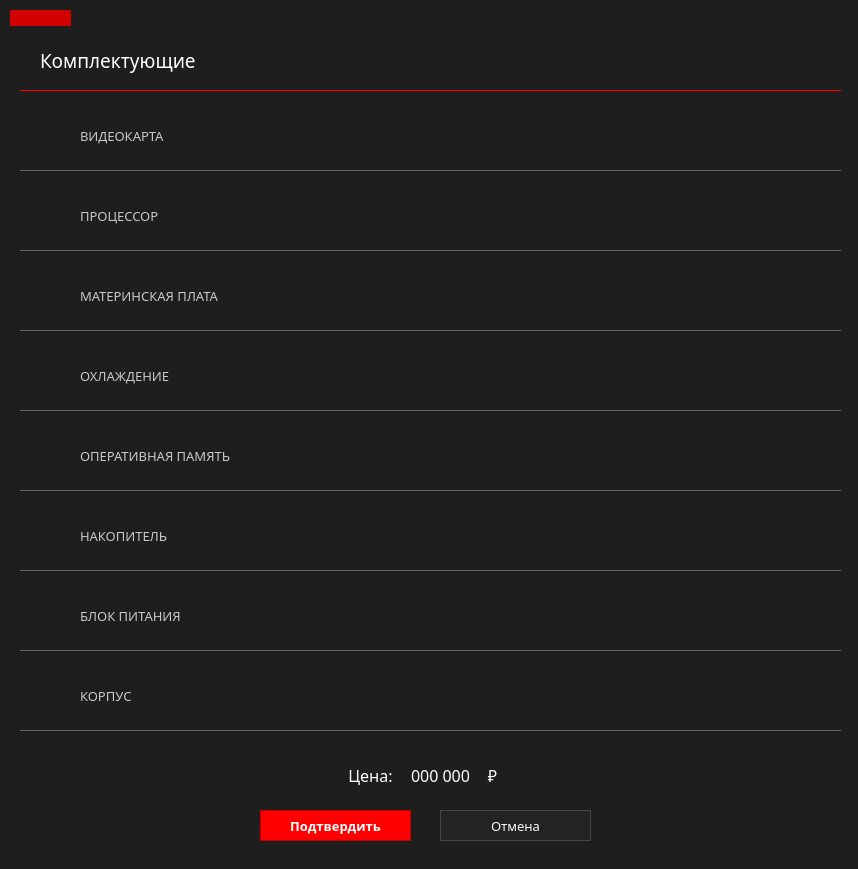
marginalprog/git_pcconf, file ui/acceptOrderWidg.ui: the form before one commit.
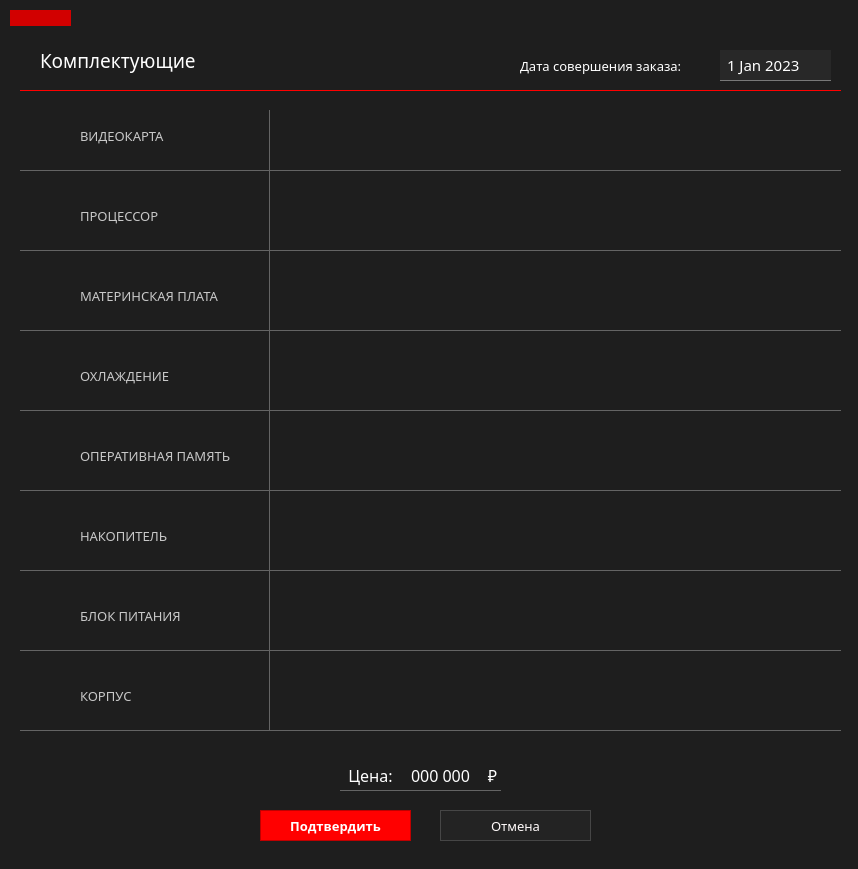
The form after the commit. Icons and pictures are not drawn.

Commit message: ++! Реализован предпросмотр заказа с конфигурцией по нажатии на кнопку "Оформить заказ", а также его создание и отправка в БД (Создан триггер, обновляющий данные складов всех типов комплектующих). Теперь выбранные комплектующие передаются в окно предпросмотра;   > При неполной сборке при попытке оформить заказ появится уведомление с ошибкой.   > При попытке оформить заказ с отстутсвующими на складе комплектующими появится уведомление с ошибкой. + Откорректирован дизайн окна заказа (увеличена яркость и размер шрифтов, добавлены сепарирующие линии).

```diff
--- a/ui/acceptOrderWidg.ui
+++ b/ui/acceptOrderWidg.ui
@@ -1003,6 +1003,417 @@
     <set>Qt::AlignCenter</set>
    </property>
   </widget>
+  <widget class="Line" name="line_10">
+   <property name="geometry">
+    <rect>
+     <x>250</x>
+     <y>110</y>
+     <width>20</width>
+     <height>61</height>
+    </rect>
+   </property>
+   <property name="styleSheet">
+    <string notr="true">border:0px;
+border-right: 1px solid rgb(100,100,100);
+border-bottom: 1px solid rgb(100,100,100);</string>
+   </property>
+   <property name="orientation">
+    <enum>Qt::Horizontal</enum>
+   </property>
+  </widget>
+  <widget class="Line" name="line_11">
+   <property name="geometry">
+    <rect>
+     <x>250</x>
+     <y>170</y>
+     <width>20</width>
+     <height>81</height>
+    </rect>
+   </property>
+   <property name="styleSheet">
+    <string notr="true">border:0px;
+border-right: 1px solid rgb(100,100,100);
+border-bottom: 1px solid rgb(100,100,100);
+border-top: 1px solid rgb(100,100,100);</string>
+   </property>
+   <property name="orientation">
+    <enum>Qt::Horizontal</enum>
+   </property>
+  </widget>
+  <widget class="Line" name="line_12">
+   <property name="geometry">
+    <rect>
+     <x>250</x>
+     <y>250</y>
+     <width>20</width>
+     <height>81</height>
+    </rect>
+   </property>
+   <property name="styleSheet">
+    <string notr="true">border:0px;
+border-right: 1px solid rgb(100,100,100);
+border-bottom: 1px solid rgb(100,100,100);
+border-top: 1px solid rgb(100,100,100);</string>
+   </property>
+   <property name="orientation">
+    <enum>Qt::Horizontal</enum>
+   </property>
+  </widget>
+  <widget class="Line" name="line_13">
+   <property name="geometry">
+    <rect>
+     <x>250</x>
+     <y>330</y>
+     <width>20</width>
+     <height>81</height>
+    </rect>
+   </property>
+   <property name="styleSheet">
+    <string notr="true">border:0px;
+border-right: 1px solid rgb(100,100,100);
+border-bottom: 1px solid rgb(100,100,100);
+border-top: 1px solid rgb(100,100,100);</string>
+   </property>
+   <property name="orientation">
+    <enum>Qt::Horizontal</enum>
+   </property>
+  </widget>
+  <widget class="Line" name="line_14">
+   <property name="geometry">
+    <rect>
+     <x>250</x>
+     <y>410</y>
+     <width>20</width>
+     <height>81</height>
+    </rect>
+   </property>
+   <property name="styleSheet">
+    <string notr="true">border:0px;
+border-right: 1px solid rgb(100,100,100);
+border-bottom: 1px solid rgb(100,100,100);
+border-top: 1px solid rgb(100,100,100);</string>
+   </property>
+   <property name="orientation">
+    <enum>Qt::Horizontal</enum>
+   </property>
+  </widget>
+  <widget class="Line" name="line_15">
+   <property name="geometry">
+    <rect>
+     <x>250</x>
+     <y>490</y>
+     <width>20</width>
+     <height>81</height>
+    </rect>
+   </property>
+   <property name="styleSheet">
+    <string notr="true">border:0px;
+border-right: 1px solid rgb(100,100,100);
+border-bottom: 1px solid rgb(100,100,100);
+border-top: 1px solid rgb(100,100,100);</string>
+   </property>
+   <property name="orientation">
+    <enum>Qt::Horizontal</enum>
+   </property>
+  </widget>
+  <widget class="Line" name="line_16">
+   <property name="geometry">
+    <rect>
+     <x>250</x>
+     <y>570</y>
+     <width>20</width>
+     <height>81</height>
+    </rect>
+   </property>
+   <property name="styleSheet">
+    <string notr="true">border:0px;
+border-right: 1px solid rgb(100,100,100);
+border-bottom: 1px solid rgb(100,100,100);
+border-top: 1px solid rgb(100,100,100);</string>
+   </property>
+   <property name="orientation">
+    <enum>Qt::Horizontal</enum>
+   </property>
+  </widget>
+  <widget class="Line" name="line_17">
+   <property name="geometry">
+    <rect>
+     <x>250</x>
+     <y>650</y>
+     <width>20</width>
+     <height>81</height>
+    </rect>
+   </property>
+   <property name="styleSheet">
+    <string notr="true">border:0px;
+border-right: 1px solid rgb(100,100,100);
+border-bottom: 1px solid rgb(100,100,100);
+border-top: 1px solid rgb(100,100,100);</string>
+   </property>
+   <property name="orientation">
+    <enum>Qt::Horizontal</enum>
+   </property>
+  </widget>
+  <widget class="QLabel" name="lbDate">
+   <property name="geometry">
+    <rect>
+     <x>520</x>
+     <y>50</y>
+     <width>181</width>
+     <height>31</height>
+    </rect>
+   </property>
+   <property name="font">
+    <font>
+     <family>Montserrat SemiBold</family>
+     <pointsize>10</pointsize>
+    </font>
+   </property>
+   <property name="styleSheet">
+    <string notr="true">border:0px;</string>
+   </property>
+   <property name="text">
+    <string>Дата совершения заказа:</string>
+   </property>
+  </widget>
+  <widget class="QDateEdit" name="dateEdit">
+   <property name="geometry">
+    <rect>
+     <x>720</x>
+     <y>50</y>
+     <width>111</width>
+     <height>31</height>
+    </rect>
+   </property>
+   <property name="font">
+    <font>
+     <family>Montserrat Medium</family>
+     <pointsize>11</pointsize>
+    </font>
+   </property>
+   <property name="styleSheet">
+    <string notr="true">QDateEdit{
+	background-color: rgb(40,40,40);
+	border: 1px;
+	border-bottom: 1px solid rgb(120,120,120);
+	padding-left: 5px;
+}
+QDateEdit:hover{
+	background-color: rgb(55,55,55);
+	border-bottom: 1px solid red;
+}
+QDateEdit::drop-down{
+	border: 0px;
+}
+
+QDateEdit::down-arrow {
+	border-image: url(&quot;E:/pcconf/images/down-arrow-gray.png&quot;);
+	width: 17px;
+	height: 17px;
+	margin-right: 5px;
+}
+
+QDateEdit::down-arrow:on {
+	border-image: url(&quot;E:/pcconf/images/up-arrow-gray.png&quot;);
+	width: 17px;
+	height: 17px;
+	margin-right: 5px;
+	border: 2px solid rgb(100,0,0)
+}
+
+QDateEdit:on{
+	border: 2px solid rgb(100,0,0);
+}
+
+QDateEdit::up-arrow {
+	border-image: url(&quot;E:/pcconf/images/up-arrow-gray.png&quot;);
+	width: 17px;
+	height: 17px;
+	margin-right: 5px;
+}
+
+QCalendarWidget QWidget#qt_calendar_navigationbar { background-color: rgb(40,40,40); }
+QCalendarWidget QToolButton {
+    background: transparent;
+	border: none;
+	width: 70px;
+	height: 25px;
+	color: rgb(220,220,220);
+	font-size: 14px;
+	icon-size: 30px, 30px;
+}
+
+QToolButton#qt_calendar_prevmonth {
+    background: rgb(45,45,45);
+    border: none;
+    width: 30px;
+	height: 25px;
+    qproperty-icon:  url(&quot;E:/pcconf/images/left-arrow.png&quot;);
+	icon-size: 20px, 20px;
+	border-bottom: 1px solid red;
+}
+QToolButton#qt_calendar_nextmonth {
+    background: rgb(35,35,35);
+    border: none;
+    width: 30px;
+	height: 25px;
+    qproperty-icon:  url(&quot;E:/pcconf/images/right-arrow.png&quot;);
+	icon-size: 20px, 20px;
+	border-bottom: 1px solid red;
+}
+
+QCalendarWidget QMenu {
+	width: 100px;
+	left: 10px;
+	color: white;
+	font-size: 14px;
+	background-color: rgb(80, 80, 80);
+	selection-color: rgb(220,0,0);
+}
+
+QCalendarWidget QSpinBox { 
+	width: 45px; 
+	font-size:14px; 
+	color: white; 
+    background: transparent;
+	selection-background-color: rgb(105, 0, 0);
+	selection-color: rgb(255, 255, 255);
+}
+QCalendarWidget QSpinBox::up-button { subcontrol-origin: border;  subcontrol-position: top right;  width:15px; height: 15px; border:1px solid rgb(30,30,30); }
+QCalendarWidget QSpinBox::down-button { subcontrol-origin: border; subcontrol-position: bottom right;  width:15px;  height: 15px; border:1px solid rgb(30,30,30);}
+QCalendarWidget QSpinBox::up-arrow { border-image: url(&quot;E:/pcconf/images/up-arrow.png&quot;); }
+QCalendarWidget QSpinBox::down-arrow { border-image: url(&quot;E:/pcconf/images/down-arrow.png&quot;);}
+ 
+/* header row */
+QCalendarWidget QWidget { alternate-background-color: rgb(50, 50, 50);  border-bottom: 1px solid red; }
+ 
+/* normal days */
+QCalendarWidget QAbstractItemView:enabled 
+{
+	font-size:12px;  
+	color: rgb(180, 180, 180);  
+	background-color: rgb(15, 15, 15);  
+	selection-background-color: rgb(64, 64, 64); 
+	selection-color: rgb(0, 255, 0); 
+	selection-border-color: red;
+	height: 30px;
+}
+ 
+/* days in other months */
+QCalendarWidget QAbstractItemView:disabled { color: rgb(80, 80, 80); }</string>
+   </property>
+   <property name="showGroupSeparator" stdset="0">
+    <bool>true</bool>
+   </property>
+   <property name="dateTime">
+    <datetime>
+     <hour>0</hour>
+     <minute>0</minute>
+     <second>0</second>
+     <year>2023</year>
+     <month>1</month>
+     <day>1</day>
+    </datetime>
+   </property>
+   <property name="minimumDateTime">
+    <datetime>
+     <hour>0</hour>
+     <minute>0</minute>
+     <second>0</second>
+     <year>2023</year>
+     <month>1</month>
+     <day>1</day>
+    </datetime>
+   </property>
+   <property name="maximumDate">
+    <date>
+     <year>2030</year>
+     <month>12</month>
+     <day>31</day>
+    </date>
+   </property>
+   <property name="calendarPopup">
+    <bool>true</bool>
+   </property>
+   <property name="timeSpec">
+    <enum>Qt::LocalTime</enum>
+   </property>
+   <property name="date">
+    <date>
+     <year>2023</year>
+     <month>1</month>
+     <day>1</day>
+    </date>
+   </property>
+  </widget>
+  <widget class="Line" name="line_18">
+   <property name="geometry">
+    <rect>
+     <x>340</x>
+     <y>790</y>
+     <width>161</width>
+     <height>20</height>
+    </rect>
+   </property>
+   <property name="styleSheet">
+    <string notr="true">border:0px;
+border-top: 1px solid rgb(100,100,100);</string>
+   </property>
+   <property name="orientation">
+    <enum>Qt::Horizontal</enum>
+   </property>
+  </widget>
+  <zorder>line</zorder>
+  <zorder>lbComplect</zorder>
+  <zorder>rectangle</zorder>
+  <zorder>lbVideo</zorder>
+  <zorder>imgVideocard</zorder>
+  <zorder>line_2</zorder>
+  <zorder>line_3</zorder>
+  <zorder>lbProc</zorder>
+  <zorder>line_4</zorder>
+  <zorder>lbMother</zorder>
+  <zorder>previewMother</zorder>
+  <zorder>line_5</zorder>
+  <zorder>lbCool</zorder>
+  <zorder>line_6</zorder>
+  <zorder>line_7</zorder>
+  <zorder>lbPower</zorder>
+  <zorder>previewCool</zorder>
+  <zorder>previewRam</zorder>
+  <zorder>previewPower</zorder>
+  <zorder>previewProc</zorder>
+  <zorder>previewVideo</zorder>
+  <zorder>previewBody</zorder>
+  <zorder>line_8</zorder>
+  <zorder>lbBody</zorder>
+  <zorder>imgCPU</zorder>
+  <zorder>imgMotherboard</zorder>
+  <zorder>imgCPUcooling</zorder>
+  <zorder>imgRam</zorder>
+  <zorder>imgDisk</zorder>
+  <zorder>previewDisk</zorder>
+  <zorder>line_9</zorder>
+  <zorder>lbDisk</zorder>
+  <zorder>imgBody</zorder>
+  <zorder>imgPower</zorder>
+  <zorder>btnAcceptPurcashe</zorder>
+  <zorder>btnClose</zorder>
+  <zorder>lb_price</zorder>
+  <zorder>lb_price_3</zorder>
+  <zorder>lb_price_2</zorder>
+  <zorder>line_10</zorder>
+  <zorder>line_11</zorder>
+  <zorder>line_12</zorder>
+  <zorder>line_13</zorder>
+  <zorder>line_14</zorder>
+  <zorder>lbRam</zorder>
+  <zorder>line_15</zorder>
+  <zorder>line_16</zorder>
+  <zorder>line_17</zorder>
+  <zorder>lbDate</zorder>
+  <zorder>dateEdit</zorder>
+  <zorder>line_18</zorder>
  </widget>
  <resources/>
  <connections>
```
Left out of the diff: 50 changed lines with no effect on the pictures. The commit also changes 25 other files.
